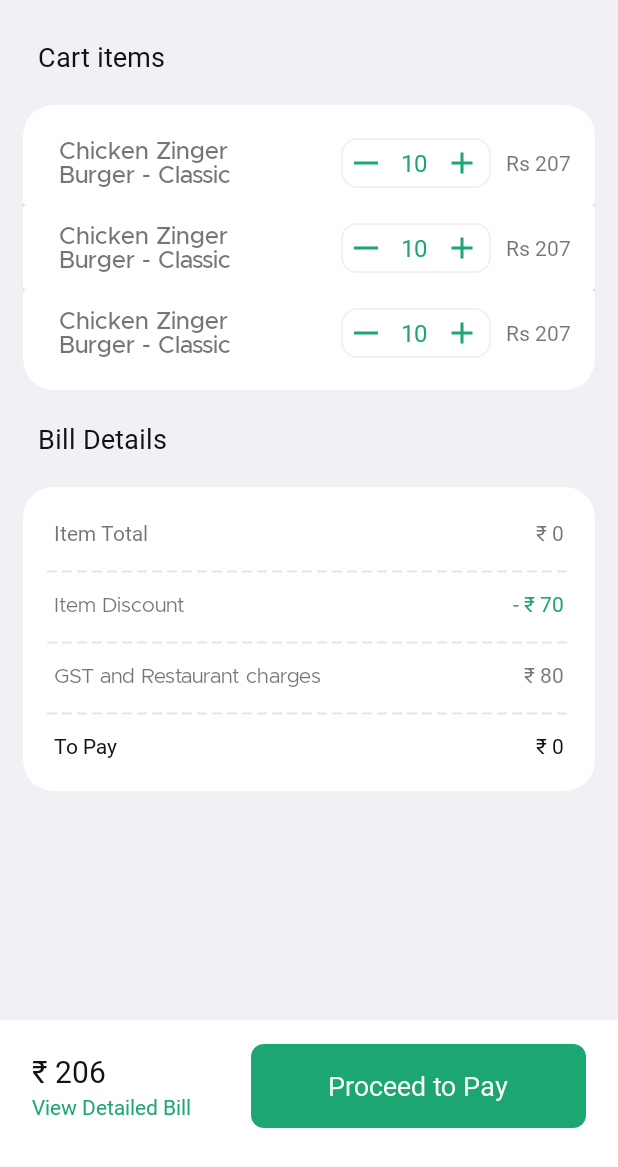
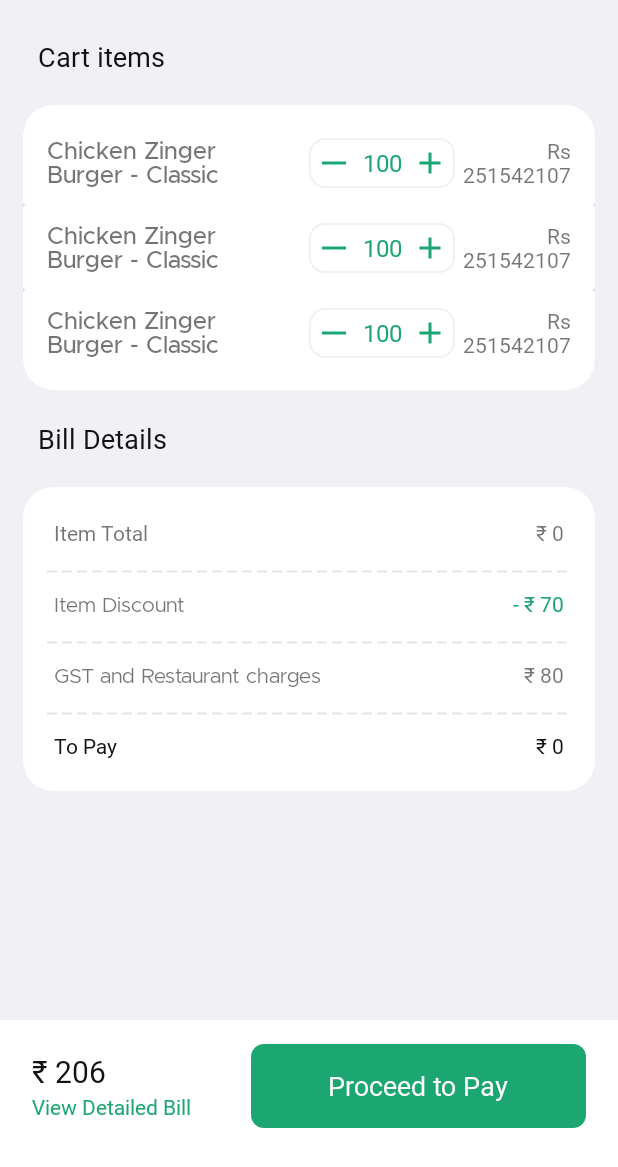
Before and after one commit to Ankitsh-rtx/Eatsy, an Android app: the layout fragment_cart.xml on its own in the app's theme, with its tools: preview values and no code run, on a phone screen of 412 x 824 dp. Shown: the top 1167 px of the screen. Run offline under Robolectric (Android 15) with nearby library versions, the phone set to English and light mode, and no system bars.

```diff
--- a/app/src/main/res/layout/cartview_item_layout.xml
+++ b/app/src/main/res/layout/cartview_item_layout.xml
@@ -16,13 +16,12 @@
 
         <TextView
             android:id="@+id/cart_item_name"
-            android:layout_width="160dp"
+            android:layout_width="0dp"
             android:layout_height="wrap_content"
             android:fontFamily="@font/metropolis_medium"
             android:text="Chicken Zinger Burger - Classic"
             android:textSize="16sp"
-            android:layout_marginStart="8dp"
-            android:layout_marginEnd="32dp"
+            android:layout_marginEnd="24dp"
             app:layout_constraintBottom_toBottomOf="parent"
             app:layout_constraintEnd_toStartOf="@+id/count_linear_layout"
             app:layout_constraintHorizontal_bias="0.0"
@@ -32,14 +31,12 @@
 
         <LinearLayout
             android:id="@+id/count_linear_layout"
-            android:layout_width="100dp"
+            android:layout_width="wrap_content"
             android:layout_height="wrap_content"
+            android:background="@drawable/divider"
             android:orientation="horizontal"
-            android:background="@drawable/divider"
-            android:layout_marginStart="28dp"
-            app:layout_constraintStart_toEndOf="@id/cart_item_name"
             app:layout_constraintBottom_toBottomOf="parent"
-
+            app:layout_constraintStart_toEndOf="@id/guideline"
             app:layout_constraintTop_toTopOf="parent">
 
 
@@ -54,13 +51,12 @@
                 android:id="@+id/cart_item_count"
                 android:layout_width="40dp"
                 android:layout_height="match_parent"
+                android:layout_gravity="center_vertical"
                 android:fontFamily="@font/metropolis_bold"
                 android:gravity="center"
-                android:layout_gravity="center_vertical"
-                android:text="10"
-                android:textSize="16sp"
+                android:text="100"
                 android:textColor="@color/green_500"
-                />
+                android:textSize="16sp" />
 
             <ImageView
                 android:id="@+id/cart_item_add_btn"
@@ -72,16 +68,24 @@
 
         <TextView
             android:id="@+id/cart_item_price"
-            android:layout_width="wrap_content"
+            android:layout_width="0dp"
             android:layout_height="wrap_content"
             android:fontFamily="@font/metropolis_semibold"
-            android:text="Rs 207"
+            android:text="Rs 251542107"
             android:textSize="14sp"
+            android:gravity="end"
             app:layout_constraintBottom_toBottomOf="parent"
             app:layout_constraintEnd_toEndOf="parent"
             app:layout_constraintStart_toEndOf="@+id/count_linear_layout"
             app:layout_constraintTop_toTopOf="parent"
-            app:layout_constraintHorizontal_bias="1.0" />
+            />
+
+        <androidx.constraintlayout.widget.Guideline
+            android:id="@+id/guideline"
+            android:layout_width="wrap_content"
+            android:layout_height="wrap_content"
+            app:layout_constraintGuide_percent="0.5"
+            android:orientation="vertical" />
     </androidx.constraintlayout.widget.ConstraintLayout>
 
 </androidx.cardview.widget.CardView>
```
